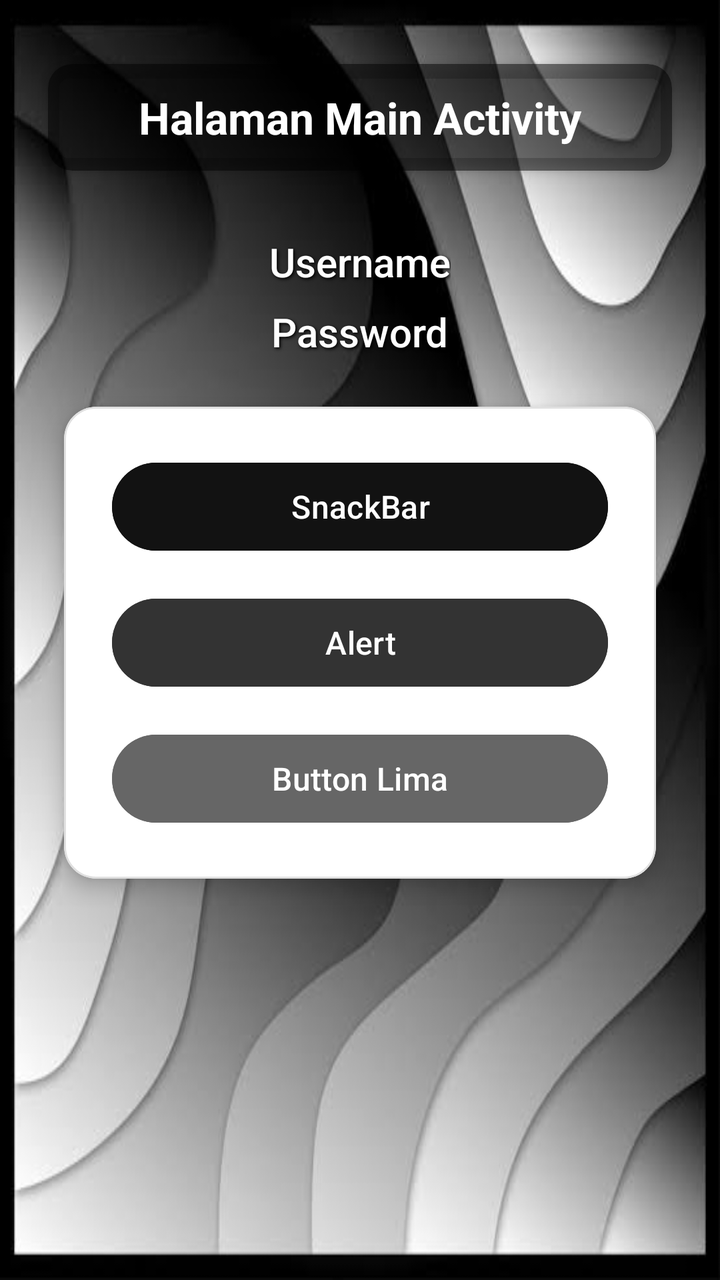
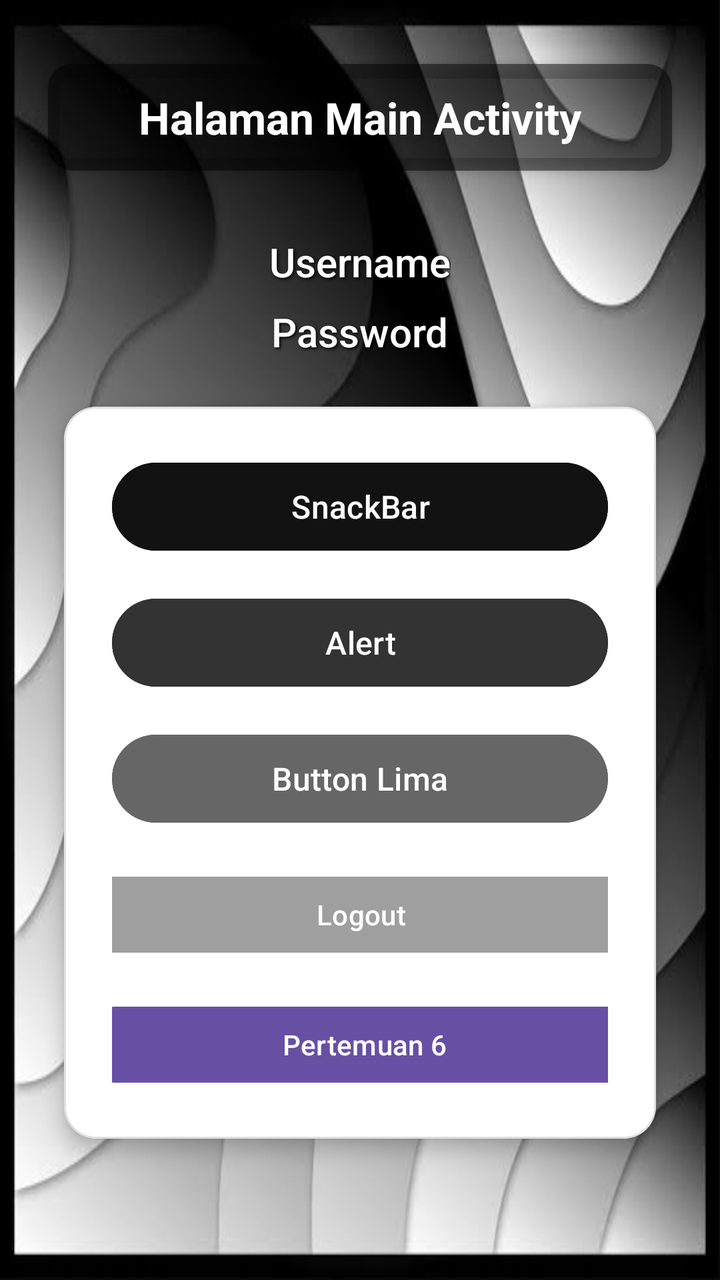

Before-and-after screenshots of an Android layout around one commit, followed by the original layout XML and the change that was made.
<!-- AndroidManifest.xml: application theme Theme.Rafli_3TIA -->
<!-- res/layout/activity_main.xml -->
<?xml version="1.0" encoding="utf-8"?>
<androidx.constraintlayout.widget.ConstraintLayout xmlns:android="http://schemas.android.com/apk/res/android"
    xmlns:app="http://schemas.android.com/apk/res-auto"
    xmlns:tools="http://schemas.android.com/tools"
    android:id="@+id/main"
    android:layout_width="match_parent"
    android:layout_height="match_parent"
    android:background="@drawable/bg2"
    android:fitsSystemWindows="true"
    tools:context=".MainActivity">

    
    <androidx.cardview.widget.CardView
        android:id="@+id/cardTitleContainer"
        android:layout_width="0dp"
        android:layout_height="wrap_content"
        android:layout_marginHorizontal="24dp"
        android:layout_marginTop="32dp"
        app:cardBackgroundColor="#80000000"
        app:cardCornerRadius="12dp"
        app:cardElevation="4dp"
        app:strokeColor="#FFFFFF"
        app:strokeWidth="1dp"
        app:layout_constraintEnd_toEndOf="parent"
        app:layout_constraintStart_toStartOf="parent"
        app:layout_constraintTop_toTopOf="parent">

        <TextView
            android:id="@+id/txtUsername2"
            android:layout_width="match_parent"
            android:layout_height="wrap_content"
            android:paddingVertical="12dp"
            android:paddingHorizontal="16dp"
            android:text="Halaman Main Activity"
            android:textAlignment="center"
            android:textColor="@android:color/white"
            android:textSize="22sp"
            android:textStyle="bold" />

    </androidx.cardview.widget.CardView>

    
    <TextView
        android:id="@+id/txtUsername"
        android:layout_width="wrap_content"
        android:layout_height="wrap_content"
        android:layout_marginTop="32dp"
        android:fontFamily="sans-serif-medium"
        android:shadowColor="#000000"
        android:shadowDx="2"
        android:shadowDy="2"
        android:shadowRadius="4"
        android:text="Username"
        android:textColor="@android:color/white"
        android:textSize="20sp"
        app:layout_constraintEnd_toEndOf="parent"
        app:layout_constraintStart_toStartOf="parent"
        app:layout_constraintTop_toBottomOf="@+id/cardTitleContainer" />

    
    <TextView
        android:id="@+id/txtPassword"
        android:layout_width="wrap_content"
        android:layout_height="wrap_content"
        android:layout_marginTop="8dp"
        android:fontFamily="sans-serif-medium"
        android:shadowColor="#000000"
        android:shadowDx="2"
        android:shadowDy="2"
        android:shadowRadius="4"
        android:text="Password"
        android:textColor="@android:color/white"
        android:textSize="20sp"
        app:layout_constraintEnd_toEndOf="parent"
        app:layout_constraintStart_toStartOf="parent"
        app:layout_constraintTop_toBottomOf="@+id/txtUsername" />

    
    <com.google.android.material.card.MaterialCardView
        android:id="@+id/cardAction"
        android:layout_width="0dp"
        android:layout_height="wrap_content"
        android:layout_marginHorizontal="32dp"
        android:layout_marginTop="24dp"
        app:cardBackgroundColor="@android:color/white"
        app:cardCornerRadius="16dp"
        app:cardElevation="6dp"
        app:layout_constraintEnd_toEndOf="parent"
        app:layout_constraintStart_toStartOf="parent"
        app:layout_constraintTop_toBottomOf="@+id/txtPassword"
        app:strokeColor="#E0E0E0"
        app:strokeWidth="1dp">

        
        <androidx.constraintlayout.widget.ConstraintLayout
            android:layout_width="match_parent"
            android:layout_height="match_parent"
            android:padding="24dp">

            
            <Button
                android:id="@+id/btnSnackBar"
                android:layout_width="0dp"
                android:layout_height="52dp"
                android:backgroundTint="#121212"
                android:text="SnackBar"
                android:textColor="@android:color/white"
                android:textSize="16sp"
                app:layout_constraintEnd_toEndOf="parent"
                app:layout_constraintStart_toStartOf="parent"
                app:layout_constraintTop_toTopOf="parent" />

            
            <Button
                android:id="@+id/btnAlert"
                android:layout_width="0dp"
                android:layout_height="52dp"
                android:layout_marginTop="16dp"
                android:backgroundTint="#333333"
                android:text="Alert"
                android:textColor="@android:color/white"
                android:textSize="16sp"
                app:layout_constraintEnd_toEndOf="parent"
                app:layout_constraintStart_toStartOf="parent"
                app:layout_constraintTop_toBottomOf="@+id/btnSnackBar" />

            
            <Button
                android:id="@+id/btnToLima"
                android:layout_width="0dp"
                android:layout_height="52dp"
                android:layout_marginTop="16dp"
                android:backgroundTint="#666666"
                android:text="Button Lima"
                android:textColor="@android:color/white"
                android:textSize="16sp"
                app:layout_constraintBottom_toBottomOf="parent"
                app:layout_constraintEnd_toEndOf="parent"
                app:layout_constraintStart_toStartOf="parent"
                app:layout_constraintTop_toBottomOf="@+id/btnAlert" />

        </androidx.constraintlayout.widget.ConstraintLayout>

    </com.google.android.material.card.MaterialCardView>

</androidx.constraintlayout.widget.ConstraintLayout>
<!-- resources referenced by this layout -->
<resources>
  <!-- drawable bg2: jpg bitmap (drawable, 19718 bytes) -->
  <style name="Theme.Rafli_3TIA" parent="Base.Theme.Rafli_3TIA" />
  <style name="Base.Theme.Rafli_3TIA" parent="Theme.Material3.DayNight.NoActionBar">
          
          
      </style>
</resources>

<!-- the commit's change to res/layout/activity_main.xml (unified diff, before → after) -->
@@ -94,7 +94,7 @@
         
         <androidx.constraintlayout.widget.ConstraintLayout
             android:layout_width="match_parent"
-            android:layout_height="match_parent"
+            android:layout_height="366dp"
             android:padding="24dp">
 
             
@@ -125,6 +125,7 @@
                 app:layout_constraintTop_toBottomOf="@+id/btnSnackBar" />
 
             
+
             <Button
                 android:id="@+id/btnToLima"
                 android:layout_width="0dp"
@@ -136,8 +137,31 @@
                 android:textSize="16sp"
                 app:layout_constraintBottom_toBottomOf="parent"
                 app:layout_constraintEnd_toEndOf="parent"
+                app:layout_constraintHorizontal_bias="0.0"
                 app:layout_constraintStart_toStartOf="parent"
-                app:layout_constraintTop_toBottomOf="@+id/btnAlert" />
+                app:layout_constraintTop_toBottomOf="@+id/btnAlert"
+                app:layout_constraintVertical_bias="0.0" />
+
+            <Button
+                android:id="@+id/btnLogout"
+                android:layout_width="295dp"
+                android:layout_height="46dp"
+                android:backgroundTint="#63666666"
+                android:text="Logout"
+                app:layout_constraintBottom_toTopOf="@+id/btnToEnam"
+                app:layout_constraintEnd_toEndOf="parent"
+                app:layout_constraintStart_toStartOf="parent"
+                app:layout_constraintTop_toBottomOf="@+id/btnToLima" />
+
+            <Button
+                android:id="@+id/btnToEnam"
+                android:layout_width="288dp"
+                android:layout_height="46dp"
+                android:text="Pertemuan 6"
+                app:layout_constraintBottom_toBottomOf="parent"
+                app:layout_constraintEnd_toEndOf="parent"
+                app:layout_constraintHorizontal_bias="0.454"
+                app:layout_constraintStart_toStartOf="parent" />
 
         </androidx.constraintlayout.widget.ConstraintLayout>
 
